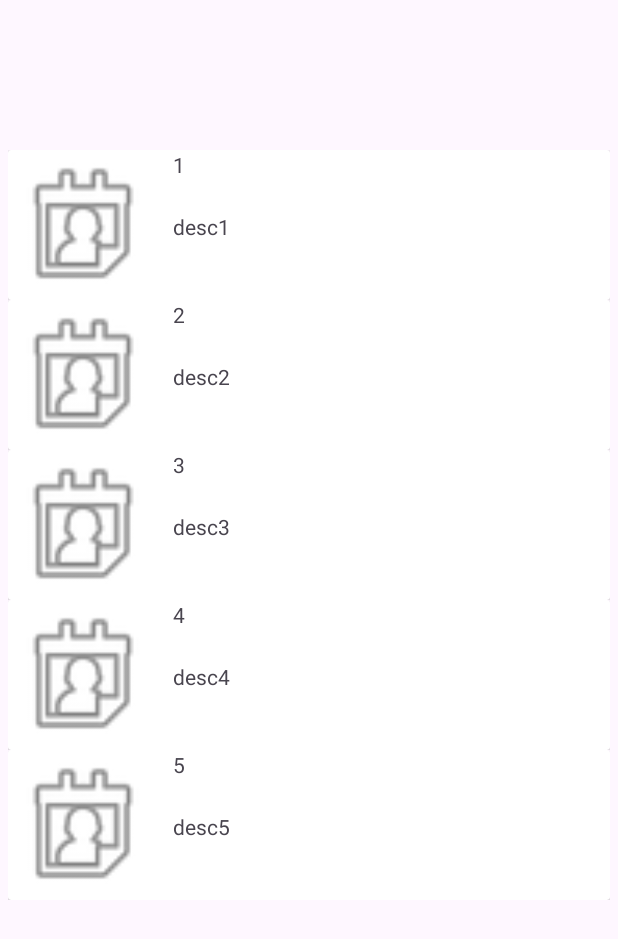
After one commit to TGFo/TimeSheetApp, an Android app: the CetegoriesActivity screen opened directly, with no data from a screen before it, on a phone screen of 412 x 824 dp. The commit adds this screen. Shown: the top 939 px of the screen. Run offline under Robolectric (Android 15) with nearby library versions, the phone set to English and light mode, and no system bars.

Commit message:
created basic categories activity

```diff
--- a/app/src/main/AndroidManifest.xml
+++ b/app/src/main/AndroidManifest.xml
@@ -9,20 +9,21 @@
         android:roundIcon="@mipmap/ic_launcher_round"
         android:supportsRtl="true"
         android:theme="@style/Theme.TimeSheetApp">
-
+        <activity
+            android:name=".CetegoriesActivity"
+            android:exported="false" />
         <!-- MainActivity: Entry point of the app -->
-        <activity android:name=".MainActivity"
+        <activity
+            android:name=".MainActivity"
             android:exported="true">
             <intent-filter>
                 <action android:name="android.intent.action.MAIN" />
+
                 <category android:name="android.intent.category.LAUNCHER" />
             </intent-filter>
         </activity>
+        <activity android:name=".LoginActivity" />
+        <activity android:name=".RegistrationActivity" />
+    </application>
 
-
-        <activity android:name=".LoginActivity" />
-
-        <activity android:name=".RegistrationActivity" />
-
-    </application>
 </manifest>
--- /dev/null
+++ b/app/src/main/java/com/opscappgroup2/timesheetapp/CategoriesAdapter.kt
@@ -0,0 +1,45 @@
+package com.opscappgroup2.timesheetapp
+
+import android.content.Context
+import android.view.LayoutInflater
+import android.view.View
+import android.view.ViewGroup
+import android.widget.TextView
+import androidx.recyclerview.widget.RecyclerView
+
+class CategoriesAdapter(val context : Context,private val categories : MutableList<Category>) : RecyclerView.Adapter<CategoriesAdapter.MyViewHolder>() {
+    class MyViewHolder(itemView: View) : RecyclerView.ViewHolder(itemView)
+    {
+        lateinit var textName : TextView
+        lateinit var textDescription : TextView
+        init {
+            textName = itemView.findViewById(R.id.nameTextView)
+            textDescription = itemView.findViewById(R.id.descriptionTextView)
+            itemView.setOnClickListener()
+            {
+
+            }
+        }
+    }
+
+    override fun onCreateViewHolder(
+        parent: ViewGroup,
+        viewType: Int
+    ): CategoriesAdapter.MyViewHolder {
+        var inflater : LayoutInflater = LayoutInflater.from(context)
+        var view : View = inflater.inflate(R.layout.activity_item, parent, false)
+        return CategoriesAdapter.MyViewHolder(view)
+    }
+
+    override fun onBindViewHolder(holder: CategoriesAdapter.MyViewHolder, position: Int) {
+        holder.textName.text = categories.get(position).name
+        holder.textDescription.text = categories.get(position).description
+    }
+
+    override fun getItemCount(): Int {
+        return categories.size
+    }
+
+
+
+}
--- /dev/null
+++ b/app/src/main/java/com/opscappgroup2/timesheetapp/Category.kt
@@ -0,0 +1,20 @@
+package com.opscappgroup2.timesheetapp
+
+data class Category(var name : String, var description : String) {
+    public fun GetName() : String
+    {
+        return name
+    }
+    public fun GetDescription() : String
+    {
+        return description
+    }
+    public fun SetName(name: String)
+    {
+        this.name = name
+    }
+    public fun SetDescription(description: String)
+    {
+        this.description = description
+    }
+}
--- /dev/null
+++ b/app/src/main/java/com/opscappgroup2/timesheetapp/CetegoriesActivity.kt
@@ -0,0 +1,38 @@
+package com.opscappgroup2.timesheetapp
+
+import android.os.Bundle
+import androidx.activity.enableEdgeToEdge
+import androidx.appcompat.app.AppCompatActivity
+import androidx.core.view.ViewCompat
+import androidx.core.view.WindowInsetsCompat
+import androidx.recyclerview.widget.LinearLayoutManager
+import androidx.recyclerview.widget.RecyclerView
+import androidx.recyclerview.widget.RecyclerView.LayoutManager
+
+class CetegoriesActivity : AppCompatActivity() {
+    val categories = mutableListOf<Category>()
+    override fun onCreate(savedInstanceState: Bundle?) {
+        super.onCreate(savedInstanceState)
+        enableEdgeToEdge()
+        setContentView(R.layout.activity_cetegories)
+        var recyclerView : RecyclerView = findViewById(R.id.categoriesRecyclerView)
+        ViewCompat.setOnApplyWindowInsetsListener(findViewById(R.id.main)) { v, insets ->
+            val systemBars = insets.getInsets(WindowInsetsCompat.Type.systemBars())
+            v.setPadding(systemBars.left, systemBars.top, systemBars.right, systemBars.bottom)
+            insets
+        }
+        SetUpCategories()
+        var adapter : CategoriesAdapter = CategoriesAdapter(this, categories)
+        recyclerView.adapter = adapter
+        recyclerView.layoutManager = LinearLayoutManager(this)
+    }
+    fun SetUpCategories()
+    {
+        val testNames = mutableListOf("1", "2", "3", "4", "5")
+        val testDescriptions = mutableListOf("desc1", "desc2", "desc3", "desc4", "desc5")
+        for (i in testNames.indices)
+        {
+            categories.add(Category(testNames[i],testDescriptions[i]))
+        }
+    }
+}
--- a/app/src/main/java/com/opscappgroup2/timesheetapp/LoginActivity.kt
+++ b/app/src/main/java/com/opscappgroup2/timesheetapp/LoginActivity.kt
@@ -27,7 +27,13 @@ class LoginActivity : AppCompatActivity() {
         val loginButton: Button = findViewById(R.id.loginButton)
         val registerTextView: TextView = findViewById(R.id.registerTextView)
         val forgotPasswordTextView: TextView = findViewById(R.id.forgotPasswordTextView)
+        val skipLoginButton : Button = findViewById(R.id.skipLoginButton)
 
+        skipLoginButton.setOnClickListener()
+        {
+            startActivity(Intent(this, CetegoriesActivity :: class.java))
+            finish()
+        }
         // Login Button
         loginButton.setOnClickListener {
             val email = emailEditText.text.toString().trim()
@@ -49,7 +55,7 @@ class LoginActivity : AppCompatActivity() {
                     if (task.isSuccessful) {
                         // Sign in success, navigate to MainActivity
                         Toast.makeText(this, "Login successful!", Toast.LENGTH_SHORT).show()
-                        startActivity(Intent(this, MainActivity::class.java))
+                        startActivity(Intent(this, CetegoriesActivity::class.java))
                         finish()  // Close the login activity
                     } else {
                         // If sign in fails, display a message to the user
--- /dev/null
+++ b/app/src/main/res/layout/activity_cetegories.xml
@@ -0,0 +1,22 @@
+<?xml version="1.0" encoding="utf-8"?>
+<androidx.constraintlayout.widget.ConstraintLayout xmlns:android="http://schemas.android.com/apk/res/android"
+    xmlns:app="http://schemas.android.com/apk/res-auto"
+    xmlns:tools="http://schemas.android.com/tools"
+    android:id="@+id/main"
+    android:layout_width="match_parent"
+    android:layout_height="match_parent"
+    tools:context=".CetegoriesActivity">
+
+    <androidx.recyclerview.widget.RecyclerView
+        android:id="@+id/categoriesRecyclerView"
+        android:layout_width="0dp"
+        android:layout_height="0dp"
+        android:layout_marginStart="5dp"
+        android:layout_marginTop="100dp"
+        android:layout_marginEnd="5dp"
+        android:layout_marginBottom="50dp"
+        app:layout_constraintBottom_toBottomOf="parent"
+        app:layout_constraintEnd_toEndOf="parent"
+        app:layout_constraintStart_toStartOf="parent"
+        app:layout_constraintTop_toTopOf="parent" />
+</androidx.constraintlayout.widget.ConstraintLayout>
--- /dev/null
+++ b/app/src/main/res/layout/activity_item.xml
@@ -0,0 +1,51 @@
+<?xml version="1.0" encoding="utf-8"?>
+<androidx.constraintlayout.widget.ConstraintLayout xmlns:android="http://schemas.android.com/apk/res/android"
+    xmlns:app="http://schemas.android.com/apk/res-auto"
+    xmlns:tools="http://schemas.android.com/tools"
+    android:layout_width="match_parent"
+    android:layout_height="wrap_content">
+
+    <androidx.cardview.widget.CardView
+        android:layout_width="match_parent"
+        android:layout_height="wrap_content"
+        app:layout_constraintBottom_toBottomOf="parent"
+        app:layout_constraintEnd_toEndOf="parent"
+        app:layout_constraintStart_toStartOf="parent"
+        app:layout_constraintTop_toTopOf="parent" >
+
+        <androidx.constraintlayout.widget.ConstraintLayout
+            android:layout_width="match_parent"
+            android:layout_height="match_parent">
+
+            <TextView
+                android:id="@+id/descriptionTextView"
+                android:layout_width="wrap_content"
+                android:layout_height="wrap_content"
+                android:layout_marginStart="10dp"
+                android:text="TextView"
+                app:layout_constraintBottom_toBottomOf="parent"
+                app:layout_constraintStart_toEndOf="@+id/imageView"
+                app:layout_constraintTop_toBottomOf="@+id/nameTextView"
+                app:layout_constraintVertical_bias="0.354" />
+
+            <ImageView
+                android:id="@+id/imageView"
+                android:layout_width="100dp"
+                android:layout_height="100dp"
+                app:layout_constraintBottom_toBottomOf="parent"
+                app:layout_constraintStart_toStartOf="parent"
+                app:layout_constraintTop_toTopOf="parent"
+                app:srcCompat="@android:drawable/ic_menu_my_calendar" />
+
+            <TextView
+                android:id="@+id/nameTextView"
+                android:layout_width="wrap_content"
+                android:layout_height="wrap_content"
+                android:layout_marginStart="10dp"
+                android:text="TextView"
+                app:layout_constraintStart_toEndOf="@+id/imageView"
+                app:layout_constraintTop_toTopOf="parent" />
+        </androidx.constraintlayout.widget.ConstraintLayout>
+    </androidx.cardview.widget.CardView>
+
+</androidx.constraintlayout.widget.ConstraintLayout>
--- a/app/src/main/res/layout/activity_login.xml
+++ b/app/src/main/res/layout/activity_login.xml
@@ -59,4 +59,10 @@
         android:layout_marginTop="16dp"
         android:gravity="center" />
 
+    <Button
+        android:id="@+id/skipLoginButton"
+        android:layout_width="match_parent"
+        android:layout_height="wrap_content"
+        android:text="Skip login" />
+
 </LinearLayout>
```
